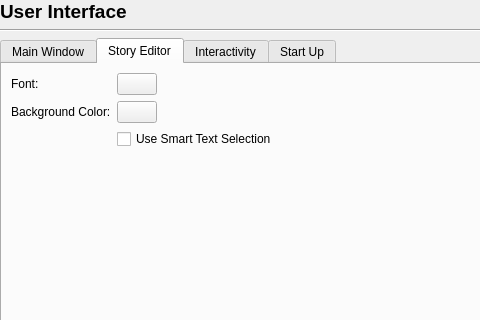
Qt form scribus/ui/prefs_userinterfacebase.ui (scribusproject/scribus) before a commit; both pictures show x 0 to 480 and y 0 to 320 of the 803 by 744 pixel window.
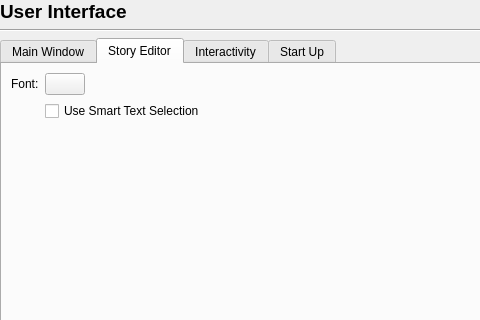
The same form after that commit. The open tabs and pages were chosen to show the change.

Commit message: #16479 follow-up: remove support for setting story editor background color and let story editor follow current theme

Patch:
```diff
--- a/scribus/ui/prefs_userinterfacebase.ui
+++ b/scribus/ui/prefs_userinterfacebase.ui
@@ -313,21 +313,7 @@
            </property>
           </widget>
          </item>
-         <item row="1" column="0">
-          <widget class="QLabel" name="storyEditorFontColorLabel">
-           <property name="text">
-            <string>Background Color:</string>
-           </property>
-          </widget>
-         </item>
          <item row="1" column="1">
-          <widget class="QPushButton" name="storyEditorFontColorPushButton">
-           <property name="text">
-            <string/>
-           </property>
-          </widget>
-         </item>
-         <item row="2" column="1">
           <widget class="QCheckBox" name="storyEditorUseSmartSelectionCheckBox">
            <property name="text">
             <string>Use Smart Text Selection</string>
```
Left out of the diff: 1 changed line with no effect on the pictures. The commit also changes 6 other files.
